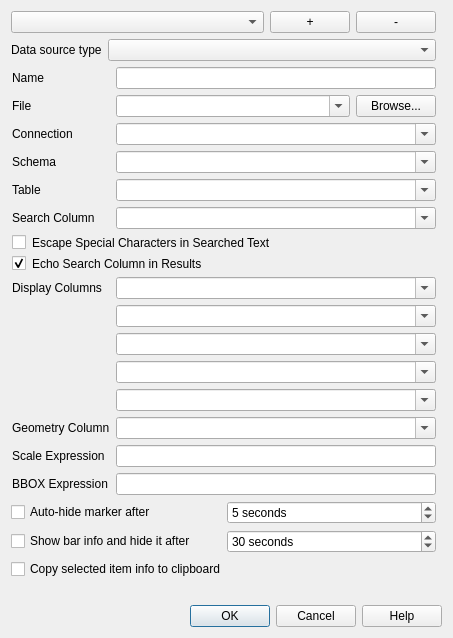
Old version of the form Discovery/config_dialog.ui in the repository lutraconsulting/qgis-discovery-plugin.
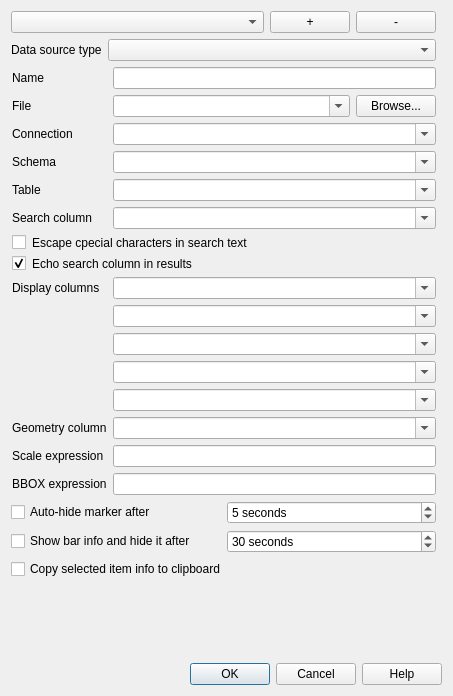
New version of the form.

Commit message: Updated version (2.5.4) and tidied strings in config dlg.

Diff of the .ui file:
```diff
--- a/Discovery/config_dialog.ui
+++ b/Discovery/config_dialog.ui
@@ -10,7 +10,7 @@
     <x>0</x>
     <y>0</y>
     <width>453</width>
-    <height>617</height>
+    <height>696</height>
    </rect>
   </property>
   <property name="sizePolicy">
@@ -147,7 +147,7 @@
              <string notr="true">border-bottom:0px</string>
             </property>
             <property name="text">
-             <string>Echo Search Column in Results</string>
+             <string>Echo search column in results</string>
             </property>
             <property name="checked">
              <bool>true</bool>
@@ -301,7 +301,7 @@
           <item row="11" column="0">
            <widget class="QLabel" name="label_6">
             <property name="text">
-             <string>Search Column</string>
+             <string>Search column</string>
             </property>
            </widget>
           </item>
@@ -324,14 +324,14 @@
           <item row="21" column="0">
            <widget class="QLabel" name="label_7">
             <property name="text">
-             <string>Scale Expression</string>
+             <string>Scale expression</string>
             </property>
            </widget>
           </item>
           <item row="22" column="0">
            <widget class="QLabel" name="label_8">
             <property name="text">
-             <string>BBOX Expression</string>
+             <string>BBOX expression</string>
             </property>
            </widget>
           </item>
@@ -468,7 +468,7 @@
           <item row="19" column="0">
            <widget class="QLabel" name="label_5">
             <property name="text">
-             <string>Geometry Column</string>
+             <string>Geometry column</string>
             </property>
            </widget>
           </item>
@@ -505,7 +505,7 @@
           <item row="14" column="0">
            <widget class="QLabel" name="label_4">
             <property name="text">
-             <string>Display Columns</string>
+             <string>Display columns</string>
             </property>
            </widget>
           </item>
@@ -522,7 +522,7 @@
              <string notr="true">border-bottom:0px</string>
             </property>
             <property name="text">
-             <string>Escape Special Characters in Searched Text</string>
+             <string>Escape cpecial characters in search text</string>
             </property>
            </widget>
           </item>
```
The commit also changes 1 other file.
